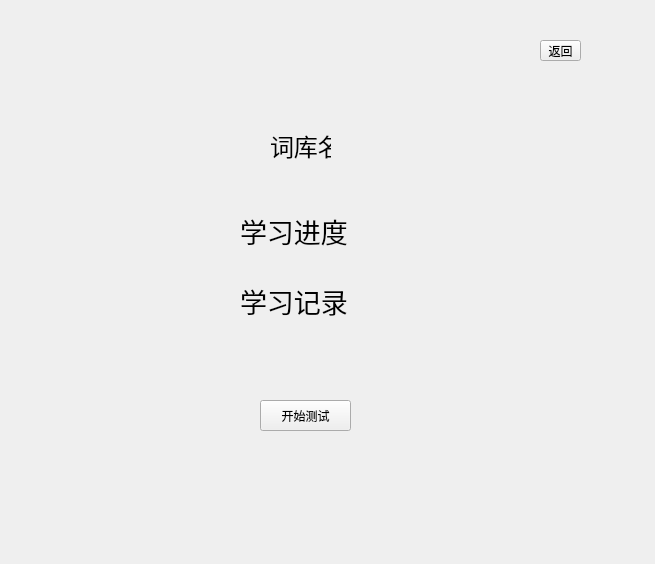
This is WordLite/learnwidget.ui in Staaaaaaaaar/WordHub as Qt 5 draws it before an edit. The edited form follows.
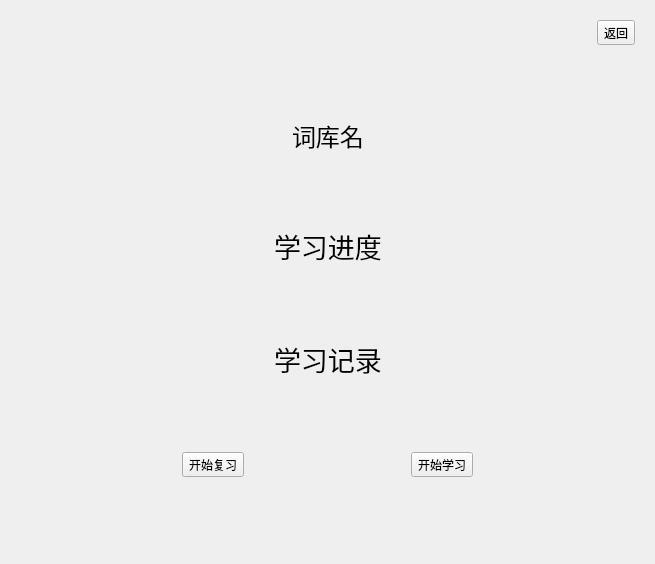
This is the edited form.

Commit message: 布局调整

Diff of the .ui file:
```diff
--- a/WordLite/learnwidget.ui
+++ b/WordLite/learnwidget.ui
@@ -13,15 +13,9 @@
   <property name="windowTitle">
    <string>Form</string>
   </property>
+  <layout class="QGridLayout" name="gridLayout_2">
+   <item row="0" column="0">
   <widget class="QStackedWidget" name="stackedWidget">
-   <property name="geometry">
-    <rect>
-     <x>10</x>
-     <y>20</y>
-     <width>621</width>
-     <height>541</height>
-    </rect>
-   </property>
    <property name="currentIndex">
     <number>1</number>
    </property>
@@ -80,15 +74,61 @@
     </widget>
    </widget>
    <widget class="QWidget" name="dictWidget">
+      <layout class="QVBoxLayout" name="verticalLayout_2">
+       <item>
+        <layout class="QHBoxLayout" name="horizontalLayout">
+         <item>
+          <spacer name="horizontalSpacer">
+           <property name="orientation">
+            <enum>Qt::Orientation::Horizontal</enum>
+           </property>
+           <property name="sizeHint" stdset="0">
+            <size>
+             <width>40</width>
+             <height>20</height>
+            </size>
+           </property>
+          </spacer>
+         </item>
+         <item>
+          <widget class="QToolButton" name="backButton">
+           <property name="text">
+            <string>返回</string>
+           </property>
+          </widget>
+         </item>
+        </layout>
+       </item>
+       <item>
+        <spacer name="verticalSpacer_3">
+         <property name="orientation">
+          <enum>Qt::Orientation::Vertical</enum>
+         </property>
+         <property name="sizeHint" stdset="0">
+          <size>
+           <width>20</width>
+           <height>73</height>
+          </size>
+         </property>
+        </spacer>
+       </item>
+       <item>
+        <layout class="QHBoxLayout" name="horizontalLayout_3">
+         <item>
+          <spacer name="horizontalSpacer_5">
+           <property name="orientation">
+            <enum>Qt::Orientation::Horizontal</enum>
+           </property>
+           <property name="sizeHint" stdset="0">
+            <size>
+             <width>40</width>
+             <height>20</height>
+            </size>
+           </property>
+          </spacer>
+         </item>
+         <item>
     <widget class="QLabel" name="label">
-     <property name="geometry">
-      <rect>
-       <x>260</x>
-       <y>110</y>
-       <width>61</width>
-       <height>31</height>
-      </rect>
-     </property>
      <property name="font">
       <font>
        <pointsize>18</pointsize>
@@ -98,28 +138,52 @@
       <string>词库名</string>
      </property>
     </widget>
-    <widget class="QToolButton" name="backButton">
-     <property name="geometry">
-      <rect>
-       <x>530</x>
-       <y>20</y>
-       <width>41</width>
-       <height>21</height>
-      </rect>
-     </property>
-     <property name="text">
-      <string>返回</string>
-     </property>
-    </widget>
+         </item>
+         <item>
+          <spacer name="horizontalSpacer_6">
+           <property name="orientation">
+            <enum>Qt::Orientation::Horizontal</enum>
+           </property>
+           <property name="sizeHint" stdset="0">
+            <size>
+             <width>40</width>
+             <height>20</height>
+            </size>
+           </property>
+          </spacer>
+         </item>
+        </layout>
+       </item>
+       <item>
+        <spacer name="verticalSpacer_2">
+         <property name="orientation">
+          <enum>Qt::Orientation::Vertical</enum>
+         </property>
+         <property name="sizeHint" stdset="0">
+          <size>
+           <width>20</width>
+           <height>73</height>
+          </size>
+         </property>
+        </spacer>
+       </item>
+       <item>
+        <layout class="QHBoxLayout" name="horizontalLayout_4">
+         <item>
+          <spacer name="horizontalSpacer_7">
+           <property name="orientation">
+            <enum>Qt::Orientation::Horizontal</enum>
+           </property>
+           <property name="sizeHint" stdset="0">
+            <size>
+             <width>40</width>
+             <height>20</height>
+            </size>
+           </property>
+          </spacer>
+         </item>
+         <item>
     <widget class="QLabel" name="label_2">
-     <property name="geometry">
-      <rect>
-       <x>230</x>
-       <y>180</y>
-       <width>141</width>
-       <height>61</height>
-      </rect>
-     </property>
      <property name="font">
       <font>
        <pointsize>20</pointsize>
@@ -129,28 +193,52 @@
       <string>学习进度</string>
      </property>
     </widget>
-    <widget class="QToolButton" name="testButton">
-     <property name="geometry">
-      <rect>
-       <x>250</x>
-       <y>380</y>
-       <width>91</width>
-       <height>31</height>
-      </rect>
-     </property>
-     <property name="text">
-      <string>开始测试</string>
-     </property>
-    </widget>
+         </item>
+         <item>
+          <spacer name="horizontalSpacer_8">
+           <property name="orientation">
+            <enum>Qt::Orientation::Horizontal</enum>
+           </property>
+           <property name="sizeHint" stdset="0">
+            <size>
+             <width>40</width>
+             <height>20</height>
+            </size>
+           </property>
+          </spacer>
+         </item>
+        </layout>
+       </item>
+       <item>
+        <spacer name="verticalSpacer">
+         <property name="orientation">
+          <enum>Qt::Orientation::Vertical</enum>
+         </property>
+         <property name="sizeHint" stdset="0">
+          <size>
+           <width>20</width>
+           <height>72</height>
+          </size>
+         </property>
+        </spacer>
+       </item>
+       <item>
+        <layout class="QHBoxLayout" name="horizontalLayout_5">
+         <item>
+          <spacer name="horizontalSpacer_9">
+           <property name="orientation">
+            <enum>Qt::Orientation::Horizontal</enum>
+           </property>
+           <property name="sizeHint" stdset="0">
+            <size>
+             <width>40</width>
+             <height>20</height>
+            </size>
+           </property>
+          </spacer>
+         </item>
+         <item>
     <widget class="QLabel" name="label_4">
-     <property name="geometry">
-      <rect>
-       <x>230</x>
-       <y>250</y>
-       <width>141</width>
-       <height>61</height>
-      </rect>
-     </property>
      <property name="font">
       <font>
        <pointsize>20</pointsize>
@@ -160,6 +248,106 @@
       <string>学习记录</string>
      </property>
     </widget>
+         </item>
+         <item>
+          <spacer name="horizontalSpacer_10">
+           <property name="orientation">
+            <enum>Qt::Orientation::Horizontal</enum>
+           </property>
+           <property name="sizeHint" stdset="0">
+            <size>
+             <width>40</width>
+             <height>20</height>
+            </size>
+           </property>
+          </spacer>
+         </item>
+        </layout>
+       </item>
+       <item>
+        <spacer name="verticalSpacer_4">
+         <property name="orientation">
+          <enum>Qt::Orientation::Vertical</enum>
+         </property>
+         <property name="sizeHint" stdset="0">
+          <size>
+           <width>20</width>
+           <height>73</height>
+          </size>
+         </property>
+        </spacer>
+       </item>
+       <item>
+        <layout class="QHBoxLayout" name="horizontalLayout_2">
+         <item>
+          <spacer name="horizontalSpacer_3">
+           <property name="orientation">
+            <enum>Qt::Orientation::Horizontal</enum>
+           </property>
+           <property name="sizeHint" stdset="0">
+            <size>
+             <width>40</width>
+             <height>20</height>
+            </size>
+           </property>
+          </spacer>
+         </item>
+         <item>
+          <widget class="QToolButton" name="toolButton">
+           <property name="text">
+            <string>开始复习</string>
+           </property>
+          </widget>
+         </item>
+         <item>
+          <spacer name="horizontalSpacer_2">
+           <property name="orientation">
+            <enum>Qt::Orientation::Horizontal</enum>
+           </property>
+           <property name="sizeHint" stdset="0">
+            <size>
+             <width>40</width>
+             <height>20</height>
+            </size>
+           </property>
+          </spacer>
+         </item>
+         <item>
+          <widget class="QToolButton" name="testButton">
+           <property name="text">
+            <string>开始学习</string>
+           </property>
+          </widget>
+         </item>
+         <item>
+          <spacer name="horizontalSpacer_4">
+           <property name="orientation">
+            <enum>Qt::Orientation::Horizontal</enum>
+           </property>
+           <property name="sizeHint" stdset="0">
+            <size>
+             <width>40</width>
+             <height>20</height>
+            </size>
+           </property>
+          </spacer>
+         </item>
+        </layout>
+       </item>
+       <item>
+        <spacer name="verticalSpacer_5">
+         <property name="orientation">
+          <enum>Qt::Orientation::Vertical</enum>
+         </property>
+         <property name="sizeHint" stdset="0">
+          <size>
+           <width>20</width>
+           <height>73</height>
+          </size>
+         </property>
+        </spacer>
+       </item>
+      </layout>
    </widget>
    <widget class="QWidget" name="testWidget">
     <widget class="QLabel" name="label_3">
@@ -190,6 +378,8 @@
     </widget>
    </widget>
   </widget>
+   </item>
+  </layout>
  </widget>
  <resources/>
  <connections/>
```
Left out of the diff: 60 changed lines with no effect on the pictures. Lines whose indentation alone changed are shown as unchanged. The commit also changes 4 other files.
